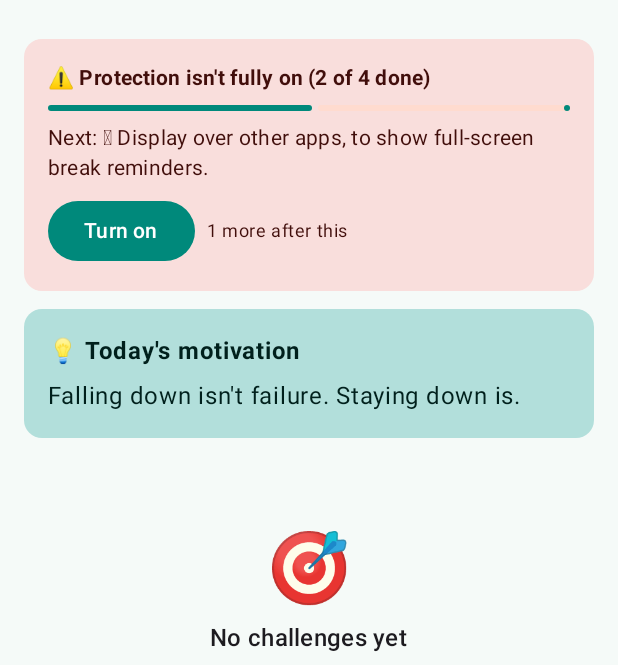
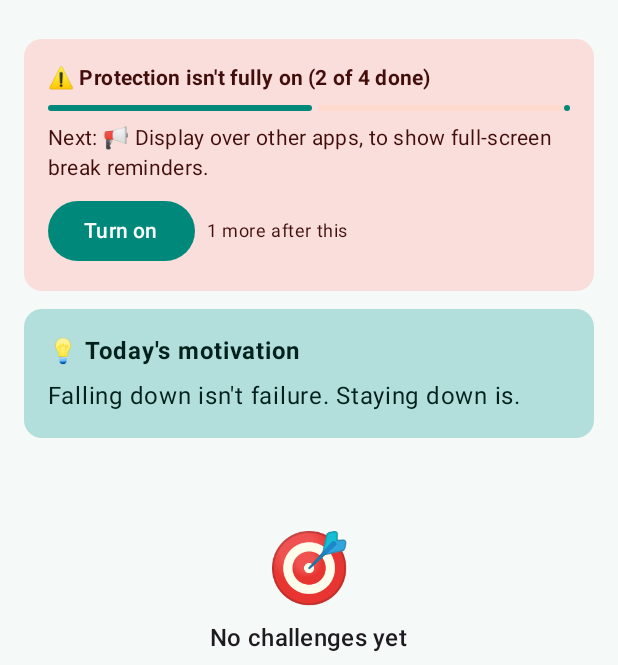
Before and after one commit to mostafa4344/Quit-addiction-challenge-, an Android app built with Jetpack Compose: the screen it shows after launch (MainActivity), after a tap on "Skip all", on a phone screen of 412 x 824 dp, the part 69-734 px from its top. Run offline under Robolectric (Android 15) with nearby library versions, the phone set to English and light mode, and no system bars; 1 statement that could not run was skipped.

Commit message:
Fix emoji on old phones and keyboard popping up in dialogs
Found by the Android 8 device run:
- Four emoji newer than old phones support showed as empty boxes
  (Tiredness, the overlay permission, a milestone, the insights summary);
  replaced with long-supported ones.
- Old Android focuses a dialog's first text field and pops the keyboard
  over the slip questions and the app picker. Those dialogs now keep the
  keyboard hidden until a field is tapped.

Tests: verify check-in times through saved data, find the Settings app
by scrolling the picker, and check the title after rotating.

Co-Authored-By: Claude Opus 5.5 <noreply@anthropic.com>
Claude-Session: https://claude.ai/code/session_013mydvoaQmRU552SVghHeyP

```diff
--- a/app/src/main/java/com/mostafa/quitchallenge/data/Logic.kt
+++ b/app/src/main/java/com/mostafa/quitchallenge/data/Logic.kt
@@ -19,7 +19,7 @@ val MILESTONES = listOf(
     Milestone(72, "3 days", "🔥"),
     Milestone(168, "1 week", "💪"),
     Milestone(336, "2 weeks", "🏅"),
-    Milestone(504, "21 days", "🧠"),
+    Milestone(504, "21 days", "🌳"),
     Milestone(720, "1 month", "🏆"),
     Milestone(1440, "2 months", "💎"),
     Milestone(2160, "3 months", "👑"),
--- a/app/src/main/java/com/mostafa/quitchallenge/data/Models.kt
+++ b/app/src/main/java/com/mostafa/quitchallenge/data/Models.kt
@@ -8,7 +8,7 @@ enum class Trigger(val label: String, val emoji: String, val tip: String) {
     STRESS("Stress", "😣", "Take 5 slow breaths (in for 4s, hold 7s, out for 8s) or go for a short walk."),
     BOREDOM("Boredom", "😐", "Keep a ready 'when I'm bored' list: read, work out, learn a new skill."),
     LONELINESS("Loneliness", "😔", "Call a friend or family member, or go somewhere with people around."),
-    TIREDNESS("Tiredness", "🥱", "A tired mind is a weak mind. Sleep on time and keep the phone away from your bed."),
+    TIREDNESS("Tiredness", "😴", "A tired mind is a weak mind. Sleep on time and keep the phone away from your bed."),
     ANXIETY("Anxiety", "😰", "Write your worries down on paper, then finish one small task."),
     SOCIAL("Peer pressure", "👥", "Prepare a sentence for saying 'no' in advance and avoid risky places."),
     HABIT("Habit / routine time", "⏰", "At the time the urge usually hits, put a different routine in its place."),
--- a/app/src/main/java/com/mostafa/quitchallenge/ui/DetailScreen.kt
+++ b/app/src/main/java/com/mostafa/quitchallenge/ui/DetailScreen.kt
@@ -375,6 +375,7 @@ private fun RelapseDialog(onDismiss: () -> Unit, onConfirm: (List<Trigger>, Stri
         title = { Text("Slipped? That's okay") },
         text = {
             Column(Modifier.verticalScroll(rememberScrollState()), verticalArrangement = Arrangement.spacedBy(8.dp)) {
+                NoAutoKeyboard()
                 Text(
                     "A slip is a lesson, not the end. Only the current streak restarts; your total clean time and best streak stay. " +
                         "Three quick questions turn this into a better plan:",
--- a/app/src/main/java/com/mostafa/quitchallenge/ui/InsightsScreen.kt
+++ b/app/src/main/java/com/mostafa/quitchallenge/ui/InsightsScreen.kt
@@ -107,7 +107,7 @@ fun InsightsScreen(data: AppData, vm: AppViewModel) {
             }
             RiskHeatmap(riskHeatmap(data))
             riskSummary(riskHeatmap(data), insights)?.let {
-                Text("🧭 $it", style = MaterialTheme.typography.bodyMedium, fontWeight = FontWeight.Bold)
+                Text("📌 $it", style = MaterialTheme.typography.bodyMedium, fontWeight = FontWeight.Bold)
             }
             insights.dayPartCounts.maxByOrNull { it.second }?.takeIf { it.second > 0 }?.let { (part, _) ->
                 Text(
@@ -187,6 +187,7 @@ private fun PlansSection(data: AppData, topTriggers: List<Trigger>, vm: AppViewM
             title = { Text("${t.emoji} If I feel ${t.label.lowercase()}…") },
             text = {
                 Column(verticalArrangement = Arrangement.spacedBy(8.dp)) {
+                    NoAutoKeyboard()
                     OutlinedTextField(
                         value = text,
                         onValueChange = { text = it.take(200) },
--- a/app/src/main/java/com/mostafa/quitchallenge/ui/NewChallengeScreen.kt
+++ b/app/src/main/java/com/mostafa/quitchallenge/ui/NewChallengeScreen.kt
@@ -349,6 +349,7 @@ private fun AppPickerDialog(initial: List<TrackedApp>, onDismiss: () -> Unit, on
         title = { Text("Choose apps") },
         text = {
             Column(verticalArrangement = Arrangement.spacedBy(8.dp)) {
+                NoAutoKeyboard()
                 if (searching) {
                     OutlinedTextField(
                         value = query,
--- a/app/src/main/java/com/mostafa/quitchallenge/ui/Permissions.kt
+++ b/app/src/main/java/com/mostafa/quitchallenge/ui/Permissions.kt
@@ -138,7 +138,7 @@ fun rememberPermissionSteps(): List<PermissionStep> {
         ),
         PermissionStep(
             number = 3,
-            title = "🪟 Display over other apps",
+            title = "📢 Display over other apps",
             why = "to show full-screen break reminders",
             description = "Shows a full-screen \"Time for a break\" or \"Time limit crossed\" screen over the app you're using, " +
                 "instead of only a notification. Find Quit Challenge in the list and turn it on.",
```
Also changed, not shown: app/src/main/java/com/mostafa/quitchallenge/ui/Common.kt (+18 -0 lines), 1 other file.
